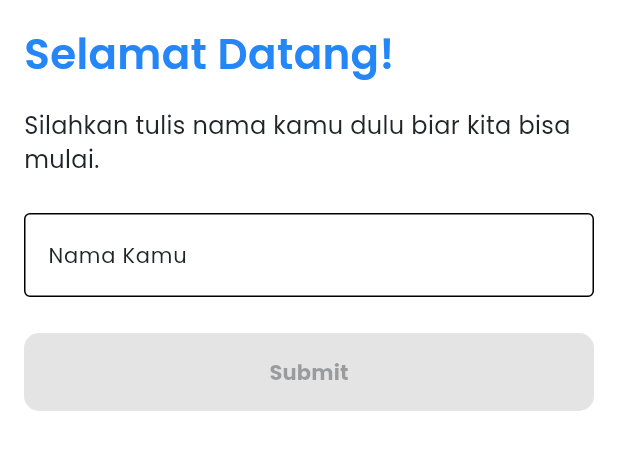
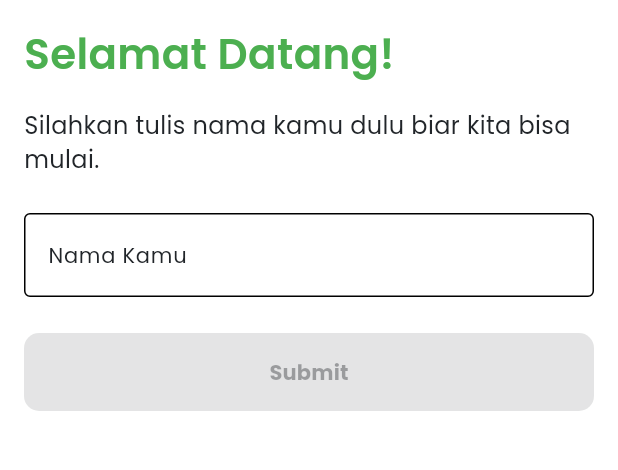
Before and after one commit to GabrielRusan/derma-scan, a Flutter app: the InputNamePage screen opened directly, on a phone screen of 412 x 824 dp, the part 84-554 px from its top. Run offline on Flutter 3.47's test engine with Material 3 defaults, Android fonts, the phone set to English and light mode, and no system bars; our stand-ins replace camera, flutter_remix, google_fonts, image_picker, percent_indicator, shared_preferences and 2 more; missing offline and left inert: tflite_flutter; accounts and stored records are empty.

Commit message:
test update color to green

```diff
--- a/lib/constant/color.dart
+++ b/lib/constant/color.dart
@@ -1,7 +1,7 @@
 import 'package:flutter/material.dart' show Color, Colors;
 
 // Color primary = Color(0xff2486F7);
-Color primary = Color(0xff2486F7);
+Color primary = Colors.green;
 Color secondary = Color(0xff90E0EF);
 Color background = Colors.white;
 Color accent = Color(0xff48CAE4);
```
